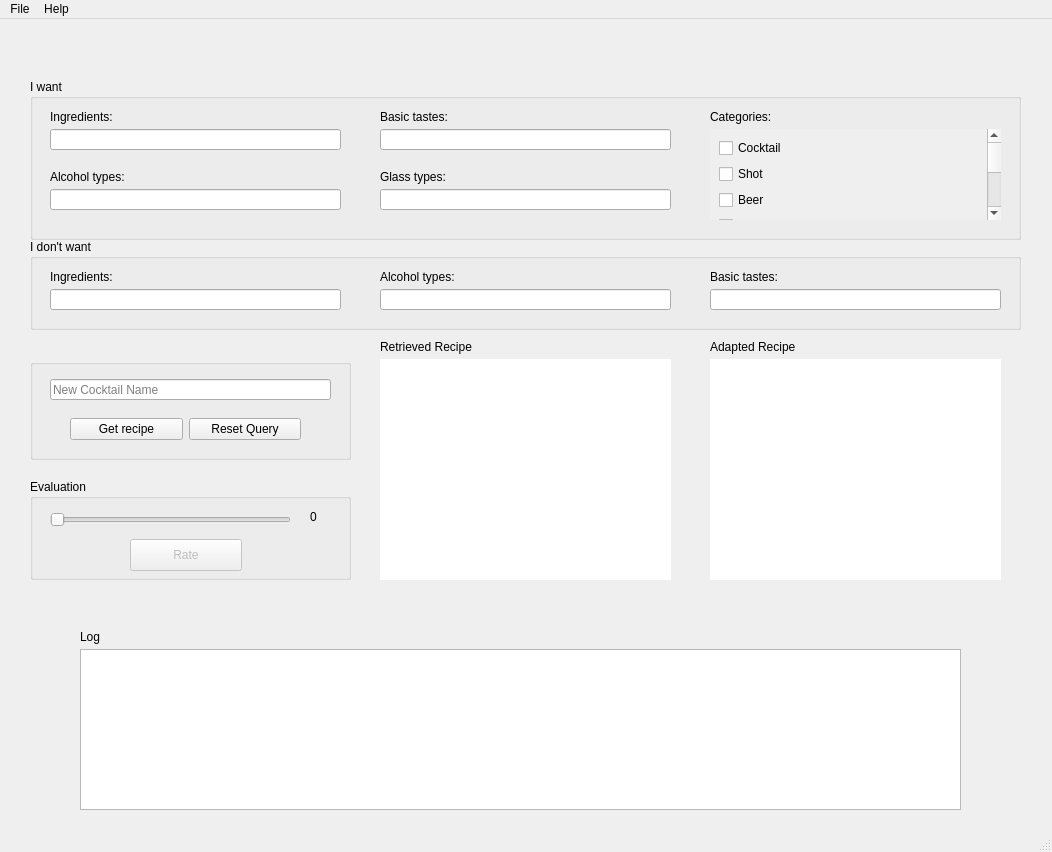
The window that app/form.ui (Estela23/MAI-SEL-PW3) describes before a commit, drawn with Qt 5.
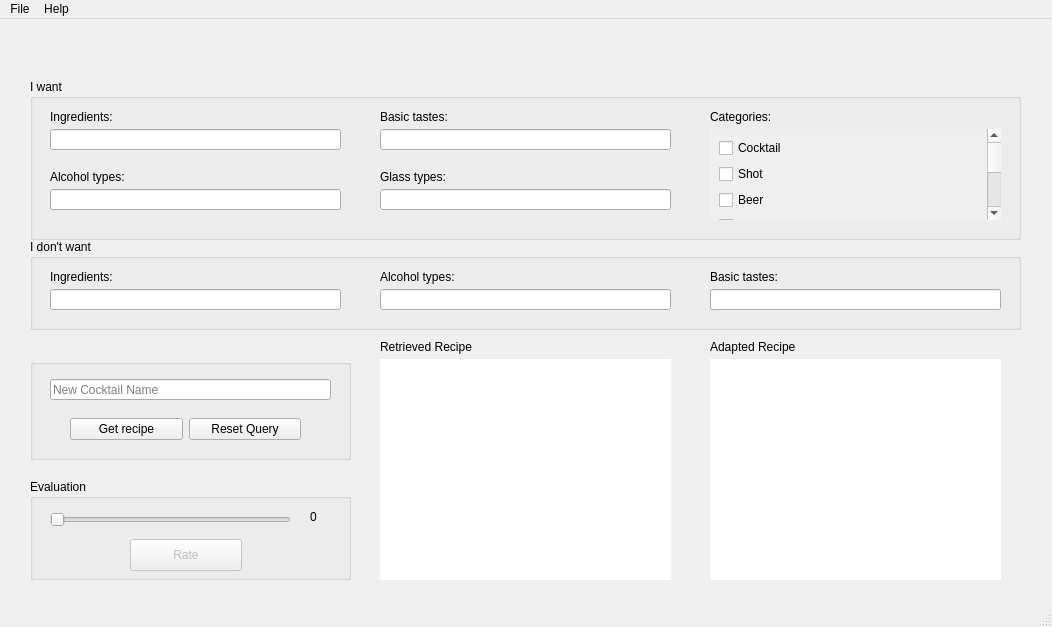
The same window after the commit. Icons and pictures are not drawn.

Commit message: [App] load/export

Patch:
```diff
--- a/app/form.ui
+++ b/app/form.ui
@@ -7,7 +7,7 @@
     <x>0</x>
     <y>0</y>
     <width>1052</width>
-    <height>852</height>
+    <height>627</height>
    </rect>
   </property>
   <property name="windowTitle">
@@ -294,16 +294,6 @@
      </property>
     </widget>
    </widget>
-   <widget class="QTextBrowser" name="logText">
-    <property name="geometry">
-     <rect>
-      <x>80</x>
-      <y>630</y>
-      <width>881</width>
-      <height>161</height>
-     </rect>
-    </property>
-   </widget>
    <widget class="QLabel" name="label">
     <property name="geometry">
      <rect>
@@ -326,19 +316,6 @@
      <string/>
     </property>
    </widget>
-   <widget class="QLabel" name="label_7">
-    <property name="geometry">
-     <rect>
-      <x>80</x>
-      <y>610</y>
-      <width>59</width>
-      <height>16</height>
-     </rect>
-    </property>
-    <property name="text">
-     <string>Log</string>
-    </property>
-   </widget>
    <widget class="QGroupBox" name="groupBox_3">
     <property name="geometry">
      <rect>
```
Left out of the diff: 26 changed lines with no effect on the pictures. The commit also changes 1 other file.
